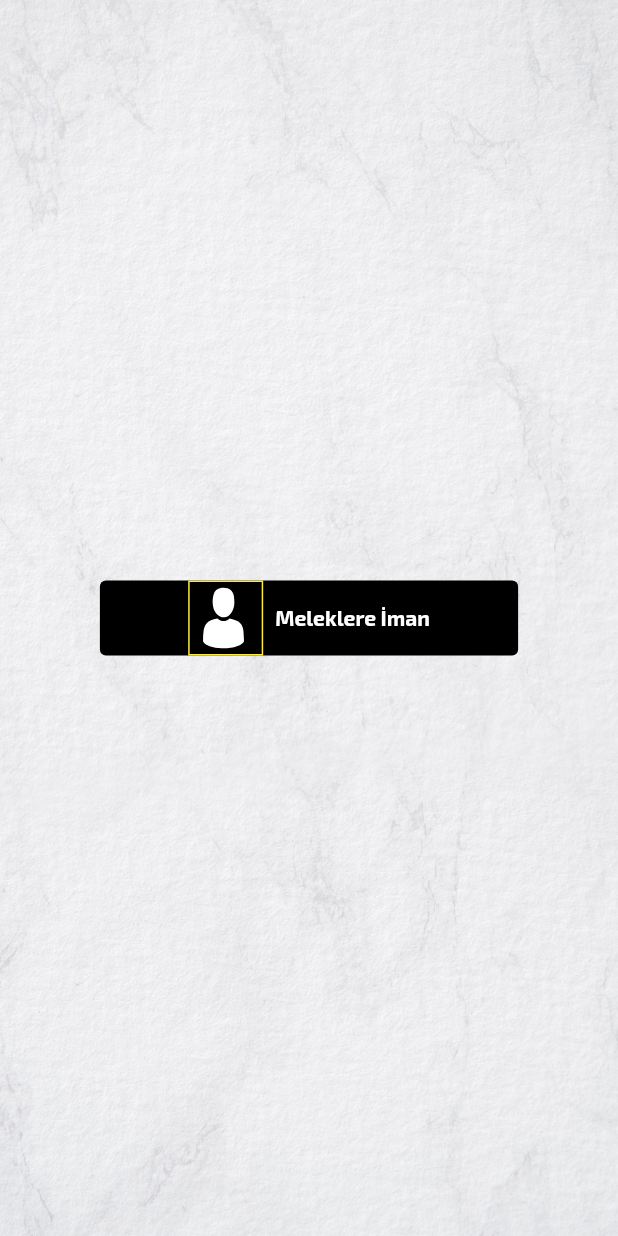
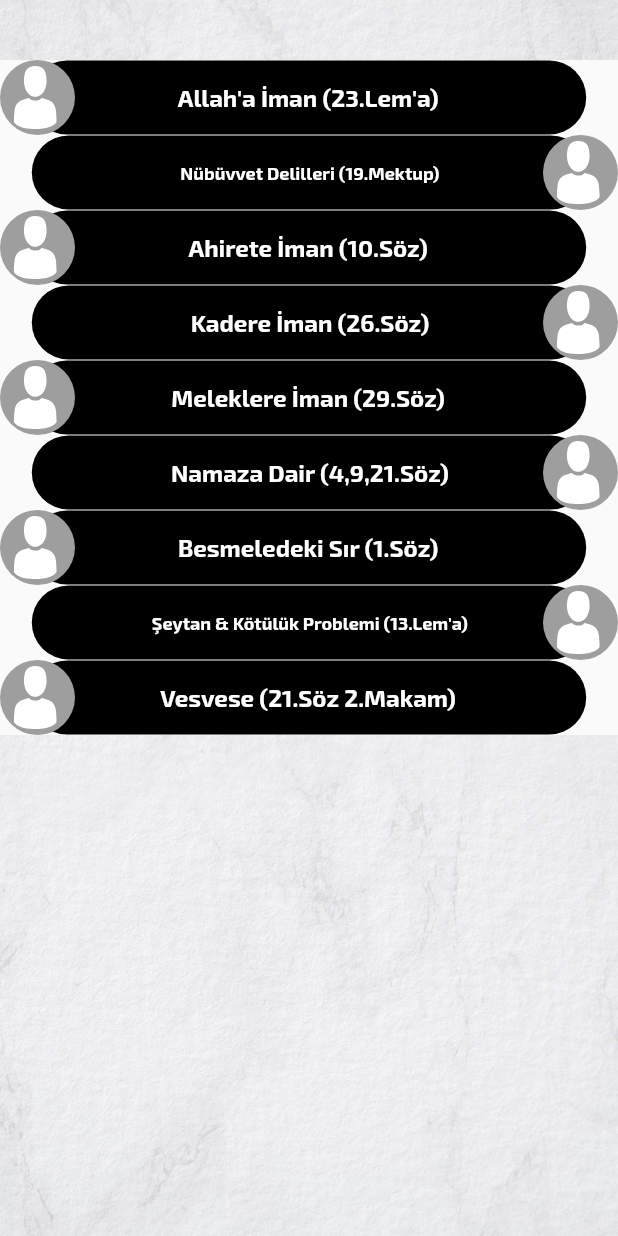
Before and after one commit to cyb3rsalih/kopgit-basic, a Flutter app: the screen it shows after launch, on a phone screen of 412 x 824 dp. Run offline on Flutter 3.47's test engine with Material 2 defaults, Android fonts, the light colour scheme and no system bars; our stand-ins replace flutter_svg.

Commit message:
single page and main page components

```diff
--- /dev/null
+++ b/lib/components/menu_item.dart
@@ -0,0 +1,51 @@
+import 'package:flutter/material.dart';
+import 'package:flutter_svg/svg.dart';
+
+Widget menuItem(BuildContext context, VoidCallback onTap, String text,
+    String icon, AlignmentGeometry alignment) {
+  return InkWell(
+    onTap: onTap,
+    child: Stack(
+      alignment: alignment,
+      children: [
+        Container(
+          alignment: Alignment.center,
+          child: Text(
+            text,
+            textAlign: TextAlign.center,
+            style: TextStyle(
+                color: Colors.white,
+                fontSize: text.length > 25 ? 12 : 16,
+                fontFamily: "Exo",
+                fontWeight: FontWeight.bold),
+          ),
+          margin: const EdgeInsets.only(left: 20, right: 20),
+          width: MediaQuery.of(context).size.width * 0.9,
+          height: MediaQuery.of(context).size.height * 0.06,
+          decoration: BoxDecoration(
+            color: Colors.black,
+            borderRadius: BorderRadius.circular(30),
+          ),
+        ),
+        iconInCircle('assets/svgs/user.svg'),
+      ],
+    ),
+  );
+}
+
+Widget iconInCircle(String iconName) {
+  return Container(
+    decoration: const BoxDecoration(
+      shape: BoxShape.circle,
+      color: Colors.grey,
+    ),
+    child: SvgPicture.asset(
+      iconName,
+      fit: BoxFit.fill,
+      semanticsLabel: 'Acme Logo',
+      width: 50,
+      height: 50,
+      color: Colors.white,
+    ),
+  );
+}
--- /dev/null
+++ b/lib/constants.dart
@@ -0,0 +1,13 @@
+class Constants {
+  static List<String> konular = [
+    "Allah'a İman (23.Lem'a)",
+    "Nübüvvet Delilleri (19.Mektup)",
+    "Ahirete İman (10.Söz)",
+    "Kadere İman (26.Söz)",
+    "Meleklere İman (29.Söz)",
+    "Namaza Dair (4,9,21.Söz)",
+    "Besmeledeki Sır (1.Söz)",
+    "Şeytan & Kötülük Problemi (13.Lem'a)",
+    "Vesvese (21.Söz 2.Makam)"
+  ];
+}
--- a/lib/main.dart
+++ b/lib/main.dart
@@ -1,5 +1,8 @@
 import 'package:flutter/material.dart';
-import 'package:flutter_svg/flutter_svg.dart';
+import 'package:kopgit_basic/components/menu_item.dart';
+import 'package:kopgit_basic/single.dart';
+
+import 'constants.dart';
 
 void main() => runApp(MyApp());
 
@@ -8,9 +11,14 @@ class MyApp extends StatelessWidget {
   Widget build(BuildContext context) {
     return MaterialApp(
       title: 'Material App',
-      home: Scaffold(
-        body: MainScreen(),
-      ),
+      initialRoute: '/',
+      routes: {
+        // When navigating to the "/" route, build the FirstScreen widget.
+        '/': (context) => const Scaffold(body: MainScreen()),
+        '/single': (context) => const Scaffold(body: Single()),
+        // When navigating to the "/second" route, build the SecondScreen widget.
+        //'/second': (context) => const SecondScreen(),
+      },
     );
   }
 }
@@ -23,7 +31,12 @@ class MainScreen extends StatelessWidget {
     return Container(
       height: MediaQuery.of(context).size.height,
       width: MediaQuery.of(context).size.width,
-      child: Deneme(),
+      child: Column(
+        children: [
+          SizedBox(height: 40),
+          Deneme(),
+        ],
+      ),
       decoration: BoxDecoration(
           image: DecorationImage(
               image: AssetImage('assets/images/background.jpg'),
@@ -33,43 +46,33 @@ class MainScreen extends StatelessWidget {
 }
 
 class Deneme extends StatelessWidget {
-  const Deneme({
+  Deneme({
     Key? key,
   }) : super(key: key);
 
+  List<String> konular = Constants.konular;
+
   @override
   Widget build(BuildContext context) {
-    return Center(
-        child: Column(
-      mainAxisAlignment: MainAxisAlignment.center,
-      crossAxisAlignment: CrossAxisAlignment.center,
-      children: [
-        TextButton.icon(
-          icon: Container(
-            width: 50,
-            height: 50,
-            decoration: BoxDecoration(border: Border.all(color: Colors.yellow)),
-            child: SvgPicture.asset(
-              "assets/svgs/user.svg",
-              fit: BoxFit.fill,
-              semanticsLabel: 'Acme Logo',
-              width: 20,
-              height: 20,
-              color: Colors.white,
-            ),
+    return ListView.builder(
+      shrinkWrap: true,
+      itemCount: konular.length,
+      itemBuilder: (context, index) {
+        return Hero(
+          tag: index,
+          child: Material(
+            child: menuItem(context, () {
+              Navigator.pushNamed(context, '/single',
+                  arguments: {index, 'assets/svgs/user.svg'});
+            }, konular[index], 'assets/svgs/user.svg',
+                index % 2 == 0 ? Alignment.centerLeft : Alignment.centerRight),
           ),
-          style: TextButton.styleFrom(
-              padding: EdgeInsets.symmetric(
-                  horizontal: MediaQuery.of(context).size.width / 7),
-              backgroundColor: Colors.black,
-              primary: Colors.white),
-          label: Text(
-            "Meleklere İman",
-            style: TextStyle(fontFamily: "Exo", fontWeight: FontWeight.bold),
-          ),
-          onPressed: () {},
-        )
-      ],
-    ));
+        );
+      },
+    );
+  }
+
+  double getResponsiveSize(BuildContext context, {double size = 0.5}) {
+    return MediaQuery.of(context).size.width * size;
   }
 }
```
Also changed, not shown: lib/single.dart (added, +75 -0 lines), pubspec.yaml (+9 -0 lines).
